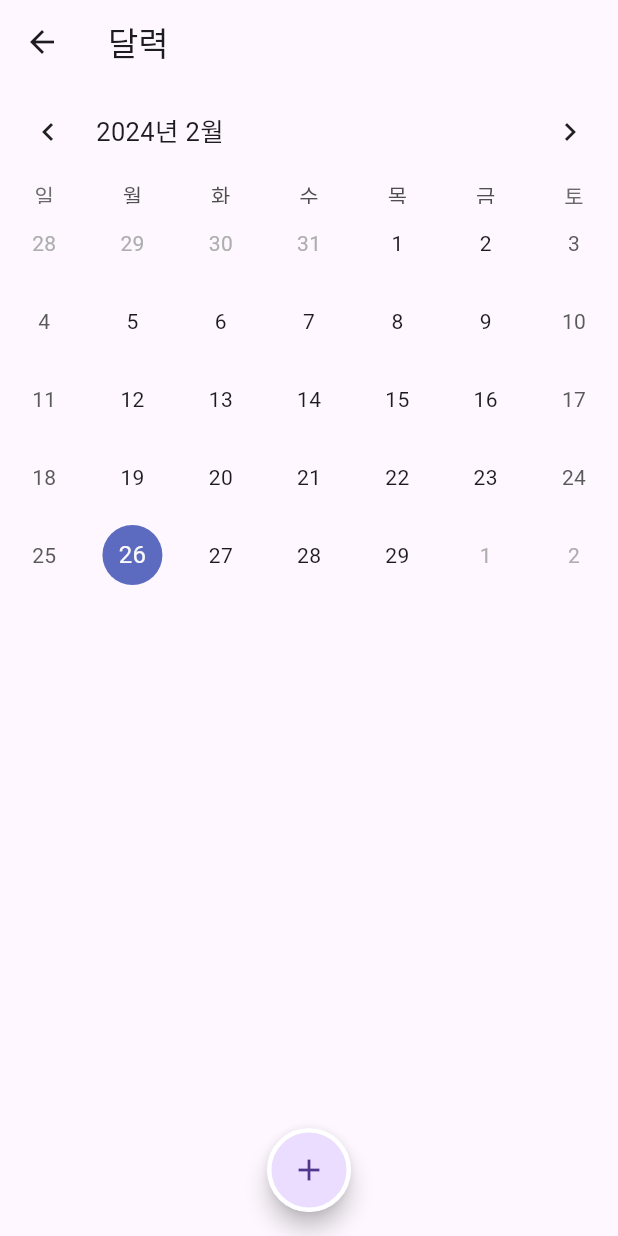
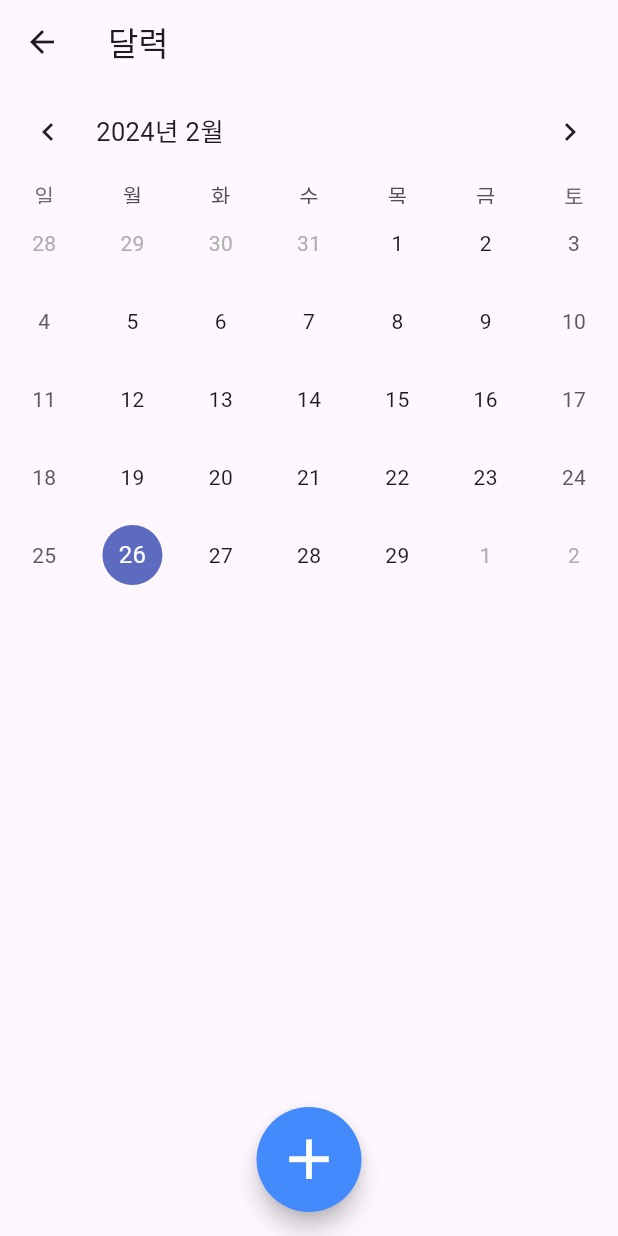
Before and after one commit to Richter3766/my_memory, a Flutter app: the screen it shows after launch, after a tap on the "calendar today" icon, on a phone screen of 412 x 824 dp. Run offline on Flutter 3.47's test engine with Material 3 defaults, Android fonts, the phone set to English and light mode, and no system bars; drawn by our look-alikes of table_calendar; our stand-ins replace sqflite; accounts and stored records are empty.

Commit message:
홈 페이지: UI 개선중

```diff
--- a/lib/style/colors.dart
+++ b/lib/style/colors.dart
@@ -1,5 +1,6 @@
 
-import 'dart:ui';
+import 'package:flutter/material.dart';
 
 const Color listColor = Color(0xFFF0F4F8);
 const Color backgroundColor = Color(0xFFE2EAF6);
+Color calendarAndProfileBackgroundColor = Colors.grey.withOpacity(0.9);
--- a/lib/views/pages/home.dart
+++ b/lib/views/pages/home.dart
@@ -45,21 +45,21 @@ class MainPage extends StatelessWidget {
       floatingActionButton: Stack(
           children: <Widget>[
             Padding(
-              padding: EdgeInsets.only(left: 30.0, bottom: 30.0), // 왼쪽에 10픽셀의 여유 공간을 추가
+              padding: EdgeInsets.only(left: 30.0, bottom: 20.0), // 왼쪽에 10픽셀의 여유 공간을 추가
               child: Align(
                 alignment: Alignment.bottomLeft,
                 child: HomeToCalendarIconButton(),
               ),
             ),
             Padding(
-              padding: EdgeInsets.only(bottom: 30.0), // 왼쪽에 10픽셀의 여유 공간을 추가
+              padding: EdgeInsets.only(bottom: 10.0), // 왼쪽에 10픽셀의 여유 공간을 추가
               child: Align(
                 alignment: Alignment.bottomCenter,
                 child: HomeToPostButton(),
               ),
             ),
             Padding(
-              padding: EdgeInsets.only(right: 30.0, bottom: 30.0), // 오른쪽에 10픽셀의 여유 공간을 추가
+              padding: EdgeInsets.only(right: 30.0, bottom: 20.0), // 오른쪽에 10픽셀의 여유 공간을 추가
               child: Align(
                 alignment: Alignment.bottomRight,
                 child: HomeToProfileButton(),
--- a/lib/views/widgets/bottom_bar/button/home_to_calendar_btn.dart
+++ b/lib/views/widgets/bottom_bar/button/home_to_calendar_btn.dart
@@ -1,5 +1,6 @@
 import 'package:flutter/material.dart';
 
+import '../../../../style/colors.dart';
 import '../../../pages/calendar.dart';
 
 class HomeToCalendarIconButton extends StatelessWidget {
@@ -8,8 +9,9 @@ class HomeToCalendarIconButton extends StatelessWidget {
   @override
   Widget build(BuildContext context) {
     return FloatingActionButton(
+      backgroundColor: calendarAndProfileBackgroundColor,
+      foregroundColor: Colors.white,
       shape: RoundedRectangleBorder(
-          side: const BorderSide(width: 3, color: Colors.white),
           borderRadius: BorderRadius.circular(100)
       ),
       onPressed: () {
--- a/lib/views/widgets/bottom_bar/button/home_to_post_btn.dart
+++ b/lib/views/widgets/bottom_bar/button/home_to_post_btn.dart
@@ -6,16 +6,20 @@ class HomeToPostButton extends StatelessWidget {
 
   @override
   Widget build(BuildContext context) {
-    return FloatingActionButton(
+    return SizedBox(
+        width: 70.0, // 원하는 너비 설정
+        height: 70.0, // 원하는 높이 설정
+        child: FloatingActionButton(
+          backgroundColor: Colors.blueAccent,
+          foregroundColor: Colors.white,
           shape: RoundedRectangleBorder(
-            side: const BorderSide(width: 3, color: Colors.white),
-            borderRadius: BorderRadius.circular(100)
+            borderRadius: BorderRadius.circular(100),
           ),
           onPressed: () => Navigator.push(
             context,
             MaterialPageRoute(builder: (context) => const PostPage()),
           ),
-        child: const Icon(Icons.add),
-    );
+          child: const Icon(Icons.add, size: 45)
+    ));
   }
 }
--- a/lib/views/widgets/bottom_bar/button/home_to_profile_btn.dart
+++ b/lib/views/widgets/bottom_bar/button/home_to_profile_btn.dart
@@ -1,5 +1,7 @@
 import 'package:flutter/material.dart';
 import 'package:my_memory/views/pages/home.dart';
+
+import '../../../../style/colors.dart';
 
 class HomeToProfileButton extends StatelessWidget {
   const HomeToProfileButton({super.key});
@@ -7,8 +9,9 @@ class HomeToProfileButton extends StatelessWidget {
   @override
   Widget build(BuildContext context) {
     return FloatingActionButton(
+      backgroundColor: calendarAndProfileBackgroundColor,
+      foregroundColor: Colors.white,
       shape: RoundedRectangleBorder(
-          side: const BorderSide(width: 3, color: Colors.white),
           borderRadius: BorderRadius.circular(100)
       ),
       mini: true,
```
Lines whose indentation alone changed are shown as unchanged.
